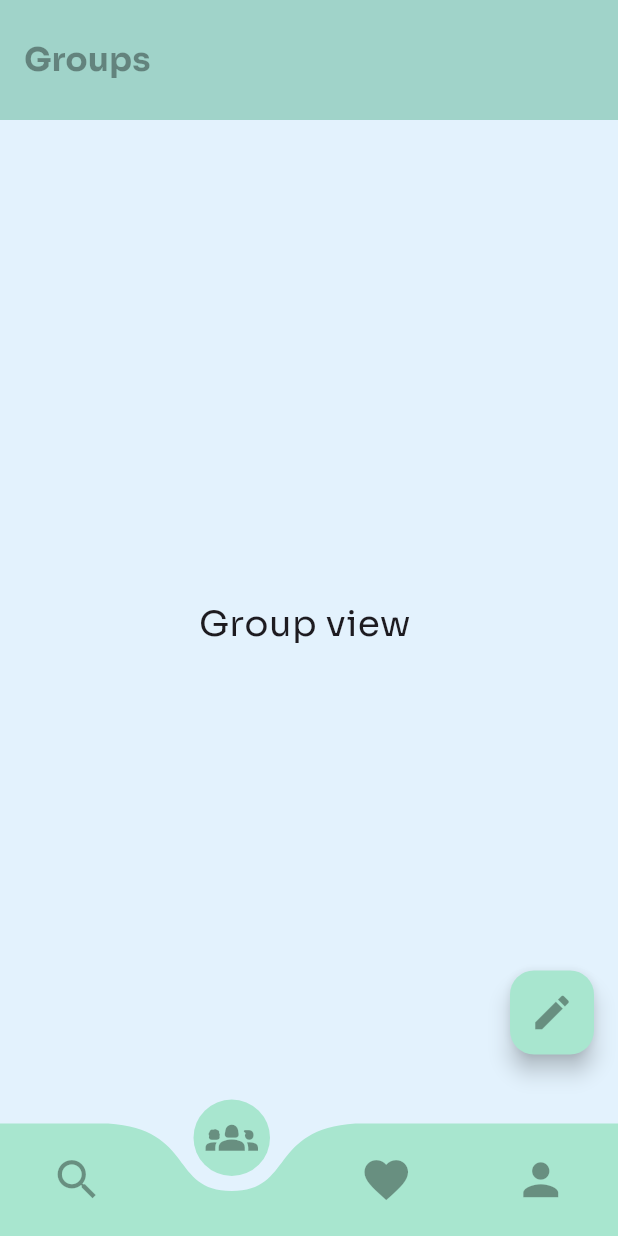
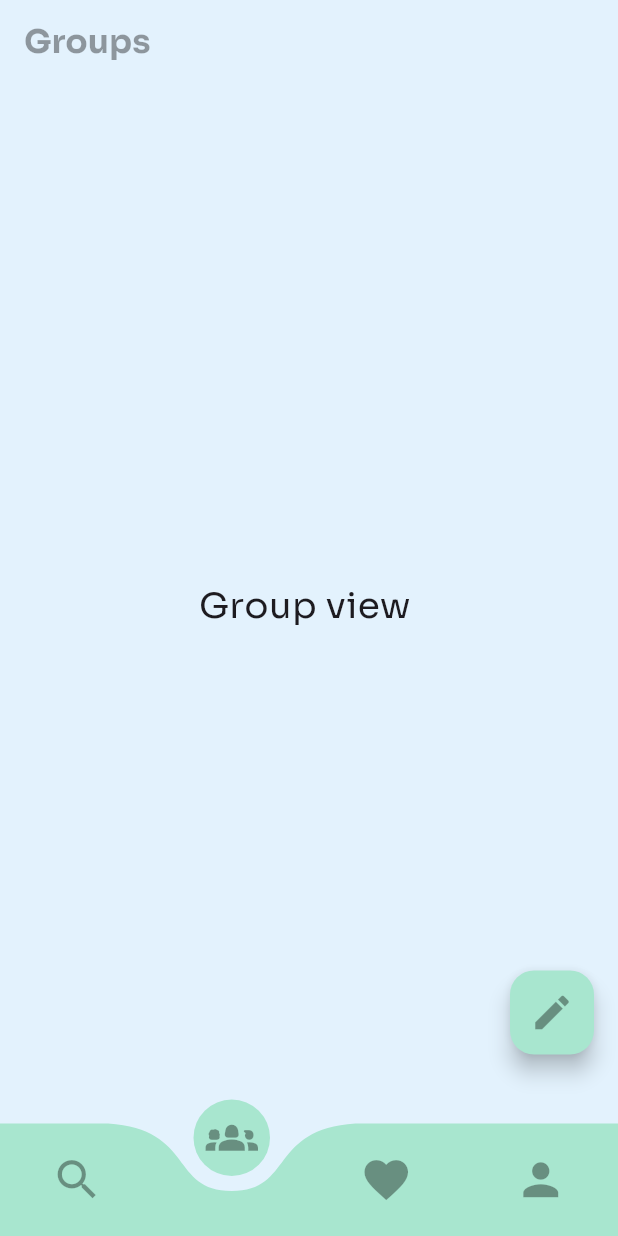
Before and after one commit to 3bary/trek, a Flutter app: the HomeView screen opened by its route, item 2 of the bottom bar chosen, on a phone screen of 412 x 824 dp. Run offline on Flutter 3.47's test engine with Material 3 defaults, Android fonts, the light colour scheme and no system bars; drawn by our look-alikes of curved_navigation_bar; our stand-ins replace flutter_bloc, font_awesome_flutter, go_router, google_fonts; statements that could not run were skipped.

Commit message:
refact code AppBar in Home_view and recommendation_view

```diff
--- a/lib/features/home/presentation/views/home_view.dart
+++ b/lib/features/home/presentation/views/home_view.dart
@@ -1,13 +1,12 @@
 import 'package:flutter/material.dart';
 import 'package:flutter_bloc/flutter_bloc.dart';
 import 'package:go_router/go_router.dart';
-import 'package:greendo/features/home/presentation/views/profile_view.dart';
-
+import 'package:greendo/features/profile/presentation/views/profile_view.dart';
 import '../../../../core/utils/app_router.dart';
-
+import '../../../../core/utils/constants.dart';
 import '../view_model/navigation_cubit/navigation_cubit.dart';
 import 'discover_view.dart';
-import 'favorite_view.dart';
+import '../../../favorites/presentation/views/favorite_view.dart';
 import 'group_view.dart';
 import 'widgets/bottom_naviagation_bar.dart';
 
@@ -33,12 +32,15 @@ class HomeView extends StatelessWidget {
             ProfileView(),
           ];
           return SafeArea(
+
             child: Scaffold(
-              appBar: AppBar(
-                toolbarHeight: 80,
-                backgroundColor: Color(0xffA8E6CF),
+              appBar:
+                  currentIndex == 3
+                      ? null
+                      : AppBar(
+                        backgroundColor: kPrimaryColor,
                         automaticallyImplyLeading: false,
-                elevation: 10,
+
                         title: Text(
                           appBarTitles[currentIndex],
                           textAlign: TextAlign.start,
@@ -58,14 +60,14 @@ class HomeView extends StatelessWidget {
               floatingActionButton: Tooltip(
                 message: " recommendation!",
                 preferBelow: false,
-                verticalOffset: 50,
+                verticalOffset: 70,
                 child: Transform.translate(
                   offset: Offset(0, -30),
                   child: FloatingActionButton(
                     onPressed: () {
                       GoRouter.of(context).push(AppRouter.kRecommendationView);
                     },
-                    backgroundColor: Color(0xffA8E6CF),
+                    backgroundColor: kSecondaryColor,
                     // shape: CircleBorder(),
                     child: Icon(
                       Icons.mode_edit,
```
Also changed, not shown: lib/features/home/presentation/views/recommendation_view.dart (+12 -8 lines). Lines whose indentation alone changed are shown as unchanged.
